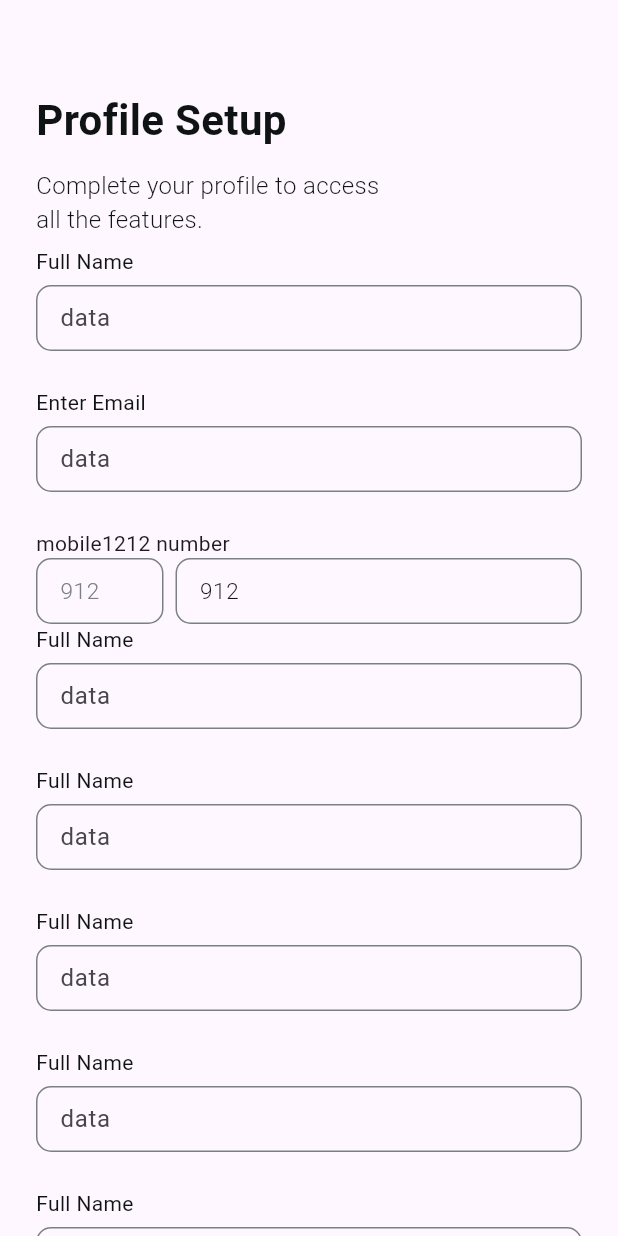
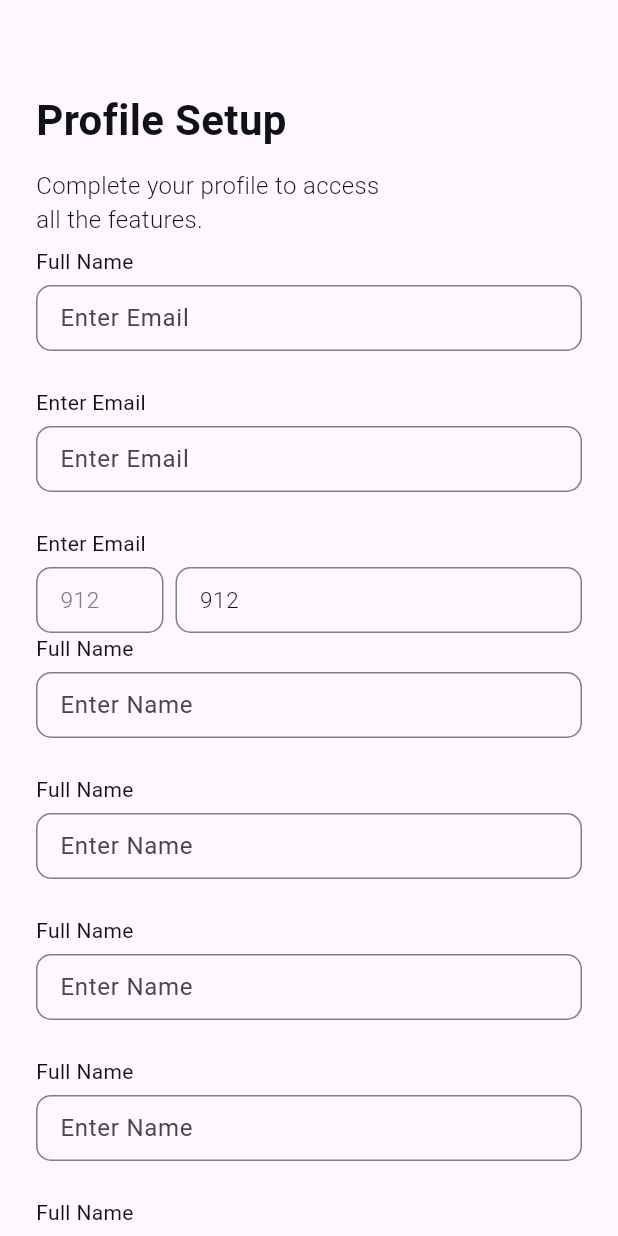
Before and after one commit to jiack03tl/wooden_ui, a Flutter app: the ProfileSetupScreen screen opened directly, on a phone screen of 412 x 824 dp. Run offline on Flutter 3.47's test engine with Material 3 defaults, Android fonts, the phone set to English and light mode, and no system bars; our stand-ins replace faker, flutter_svg, get, shared_preferences; accounts and stored records are empty; project files that could hold a hidden picture were left out.

Commit message:
added commit

```diff
--- a/lib/Widgets/custom_textfield.dart
+++ b/lib/Widgets/custom_textfield.dart
@@ -17,14 +17,16 @@ class _CustomTextfieldState extends State<CustomTextfield> {
       height: 44,
       child: TextField(
         decoration: InputDecoration(
-            // hintText: "hahaha",
-            label: Text("data"),
-            floatingLabelBehavior: FloatingLabelBehavior.never,
-            enabledBorder: OutlineInputBorder(
-                borderRadius: BorderRadius.circular(10),
-                borderSide: BorderSide(color: ColorsRecourse.grey)),
-            focusedBorder:
-                OutlineInputBorder(borderRadius: BorderRadius.circular(10))),
+          // hintText: "hahaha",
+          label: Text(widget.hintText),
+          floatingLabelBehavior: FloatingLabelBehavior.never,
+          enabledBorder: OutlineInputBorder(
+              borderRadius: BorderRadius.circular(10),
+              borderSide: BorderSide(color: ColorsRecourse.grey)),
+          focusedBorder: OutlineInputBorder(
+            borderRadius: BorderRadius.circular(10),
+          ),
+        ),
       ),
     );
   }
--- a/lib/main.dart
+++ b/lib/main.dart
@@ -39,7 +39,7 @@ class _MyAppState extends State<MyApp> {
       theme: ThemeData(
         useMaterial3: true,
       ),
-      home: const ProfileSetupScreen(),
+      home: const HomeScreen(),
     );
   }
 }
--- a/lib/screen/home_screen.dart
+++ b/lib/screen/home_screen.dart
@@ -6,6 +6,7 @@ import 'package:furniture_app/Widgets/custom_text.dart';
 import 'package:furniture_app/resources/color_resources.dart';
 import 'package:furniture_app/resources/text_resources.dart';
 import 'package:furniture_app/utils/constants/image_constants.dart';
+import 'package:furniture_app/utils/constants/ui_constants.dart';
 
 class HomeScreen extends StatefulWidget {
   const HomeScreen({super.key});
@@ -191,9 +192,7 @@ Widget custContainer() {
           ),
         )
       ]),
-      const SizedBox(
-        height: 16,
-      ),
+      gap16,
       Expanded(
         child: Row(
           mainAxisAlignment: MainAxisAlignment.spaceBetween,
--- a/lib/screen/profile_setup_screen.dart
+++ b/lib/screen/profile_setup_screen.dart
@@ -59,7 +59,12 @@ class _ProfileSetupScreenState extends State<ProfileSetupScreen> {
                     hintText: TextResources.enterEmail,
                   ),
                   gap24,
-                  Text("mobile1212 number"),
+                  CustomText(
+                      text: TextResources.enterEmail,
+                      fontsize: 14,
+                      fontweight: FontWeight.w400,
+                      fontColor: ColorsRecourse.textDarkColor),
+                  gap6,
                   Row(
                     children: [
                       SizedBox(
@@ -67,6 +72,7 @@ class _ProfileSetupScreenState extends State<ProfileSetupScreen> {
                         width: 85,
                         child: TextField(
                           decoration: InputDecoration(
+                            floatingLabelBehavior: FloatingLabelBehavior.never,
                             label: CustomText(
                                 text: "912",
                                 fontsize: 15,
@@ -75,7 +81,11 @@ class _ProfileSetupScreenState extends State<ProfileSetupScreen> {
                             enabledBorder: OutlineInputBorder(
                                 borderRadius: BorderRadius.circular(10),
                                 borderSide:
-                                      BorderSide(color: ColorsRecourse.grey))),
+                                    BorderSide(color: ColorsRecourse.grey)),
+                            focusedBorder: OutlineInputBorder(
+                              borderRadius: BorderRadius.circular(10),
+                            ),
+                          ),
                         ),
                       ),
                       gap8,
@@ -85,6 +95,8 @@ class _ProfileSetupScreenState extends State<ProfileSetupScreen> {
                             height: 44,
                             child: TextField(
                               decoration: InputDecoration(
+                                floatingLabelBehavior:
+                                    FloatingLabelBehavior.never,
                                 label: CustomText(
                                     text: "912",
                                     fontsize: 15,
@@ -92,8 +104,12 @@ class _ProfileSetupScreenState extends State<ProfileSetupScreen> {
                                     fontColor: ColorsRecourse.textDarkColor),
                                 enabledBorder: OutlineInputBorder(
                                     borderRadius: BorderRadius.circular(10),
-                                      borderSide: BorderSide(
-                                          color: ColorsRecourse.grey))),
+                                    borderSide:
+                                        BorderSide(color: ColorsRecourse.grey)),
+                                focusedBorder: OutlineInputBorder(
+                                  borderRadius: BorderRadius.circular(10),
+                                ),
+                              ),
                             ),
                           ),
                         ),
```
Lines whose indentation alone changed are shown as unchanged.
